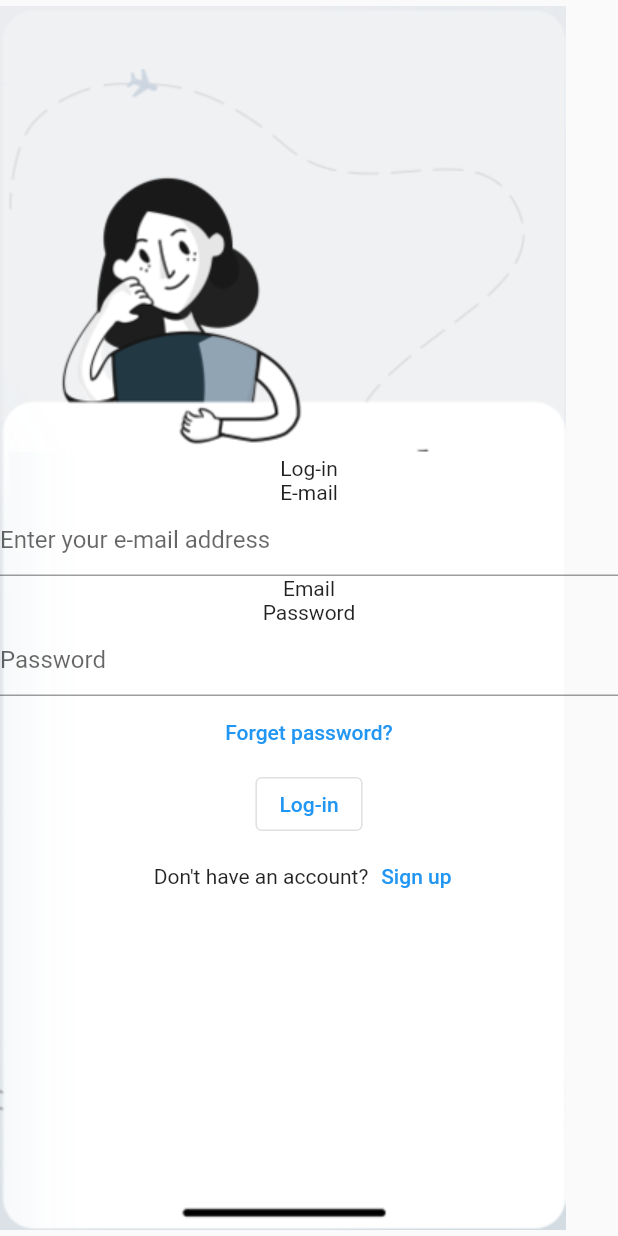
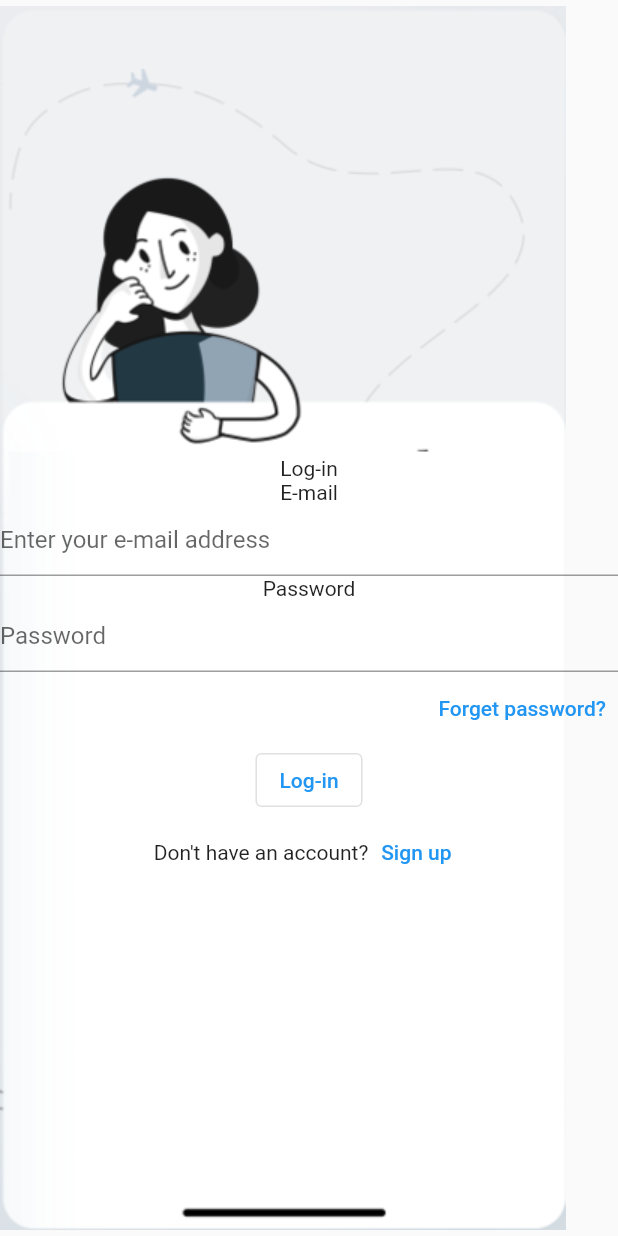
Before and after one commit to amigosilo/Login_Screen, a Flutter app: the screen it shows after launch, on a phone screen of 412 x 824 dp. Run offline on Flutter 3.47's test engine with Material 2 defaults, Android fonts, the phone set to English and light mode, and no system bars.

Commit message:
button changes

```diff
--- a/lib/screen1.dart
+++ b/lib/screen1.dart
@@ -60,9 +60,6 @@ class _MyHomePageState extends State<MyHomePage> {
                     ),
                   ),
                   const Text(
-                    'Email',
-                  ),
-                  const Text(
                     'Password',
                   ),
                   const TextField(
@@ -74,7 +71,7 @@ class _MyHomePageState extends State<MyHomePage> {
                   ),
                   Row(
                     // Row for buttons
-                    mainAxisAlignment: MainAxisAlignment.center,
+                    mainAxisAlignment: MainAxisAlignment.end,
                     children: [
                       TextButton(
                         onPressed: () {
```
